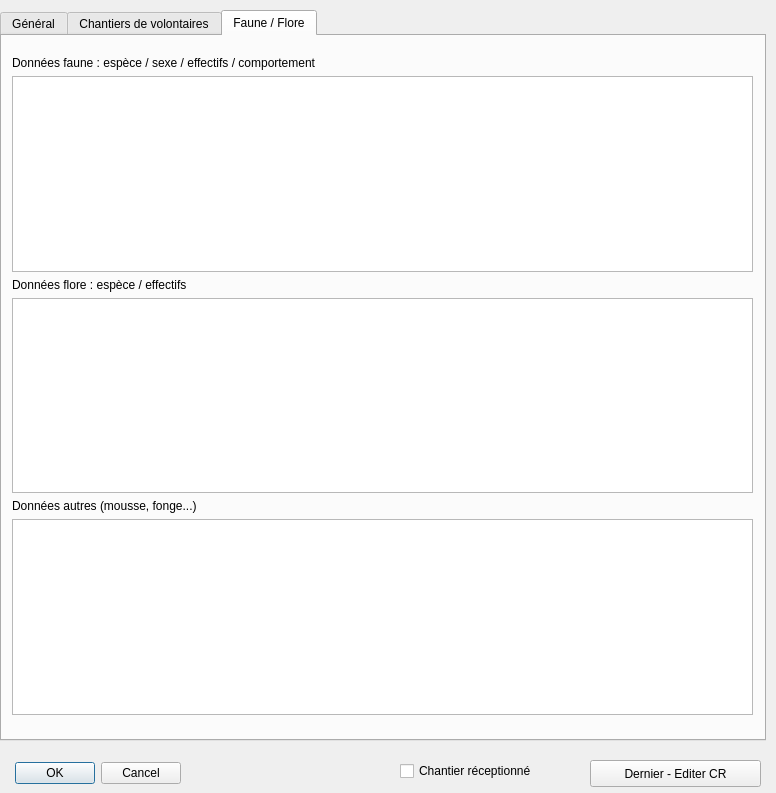
Before: the Qt Designer form ui_operation.ui in VincentD/bdtravaux, drawn with Qt 5.
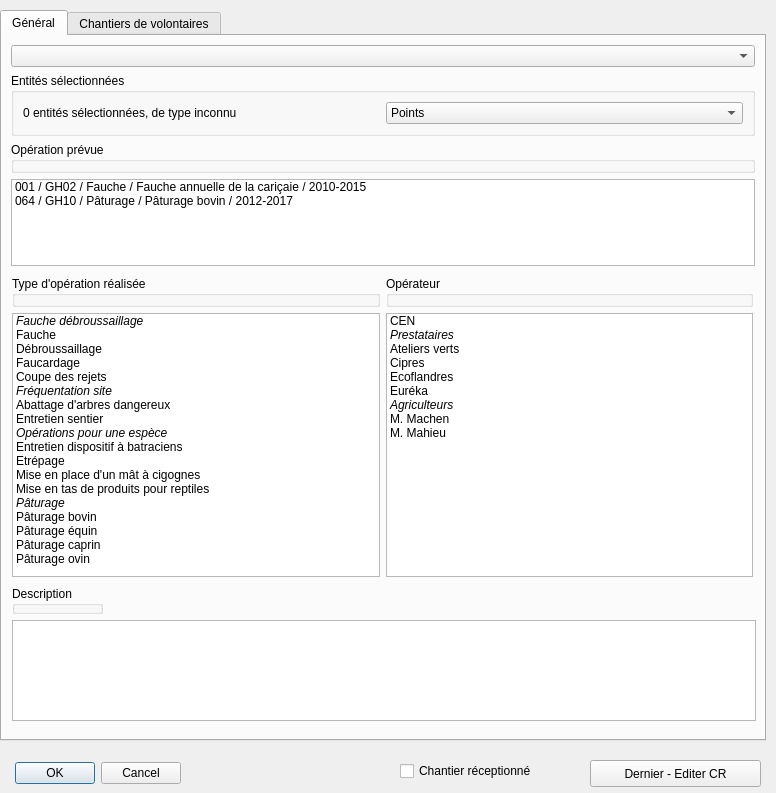
After: the same form once the commit is applied. The open tabs and pages were chosen to show the change.

Commit message: issue #19 : QTextEdit "Faune", "Flore" et "Autre" transférés vers le foormulaire "bdtravaux_sortie". Requête adaptée dans le module "sortie". Reste à tester et récupérer ces données dans le composeur.

Patch:
```diff
--- a/ui_operation.ui
+++ b/ui_operation.ui
@@ -763,53 +763,6 @@
      </layout>
     </widget>
    </widget>
-   <widget class="QWidget" name="tab_fauneflore">
-    <attribute name="title">
-     <string>Faune / Flore</string>
-    </attribute>
-    <widget class="QWidget" name="layoutWidget">
-     <property name="geometry">
-      <rect>
-       <x>10</x>
-       <y>20</y>
-       <width>741</width>
-       <height>659</height>
-      </rect>
-     </property>
-     <layout class="QVBoxLayout" name="verticalLayout_4">
-      <item>
-       <widget class="QLabel" name="lbl_natfaune">
-        <property name="text">
-         <string>Données faune : espèce / sexe / effectifs / comportement</string>
-        </property>
-       </widget>
-      </item>
-      <item>
-       <widget class="QTextEdit" name="natfaune"/>
-      </item>
-      <item>
-       <widget class="QLabel" name="lbl_natflore">
-        <property name="text">
-         <string>Données flore : espèce / effectifs</string>
-        </property>
-       </widget>
-      </item>
-      <item>
-       <widget class="QTextEdit" name="natflore"/>
-      </item>
-      <item>
-       <widget class="QLabel" name="lbl_natautre">
-        <property name="text">
-         <string>Données autres (mousse, fonge...)</string>
-        </property>
-       </widget>
-      </item>
-      <item>
-       <widget class="QTextEdit" name="natautre"/>
-      </item>
-     </layout>
-    </widget>
-   </widget>
   </widget>
   <widget class="QDialogButtonBox" name="buttonBox">
    <property name="geometry">
```
Left out of the diff: 2 changed lines with no effect on the pictures. The commit also changes 2 other files.
